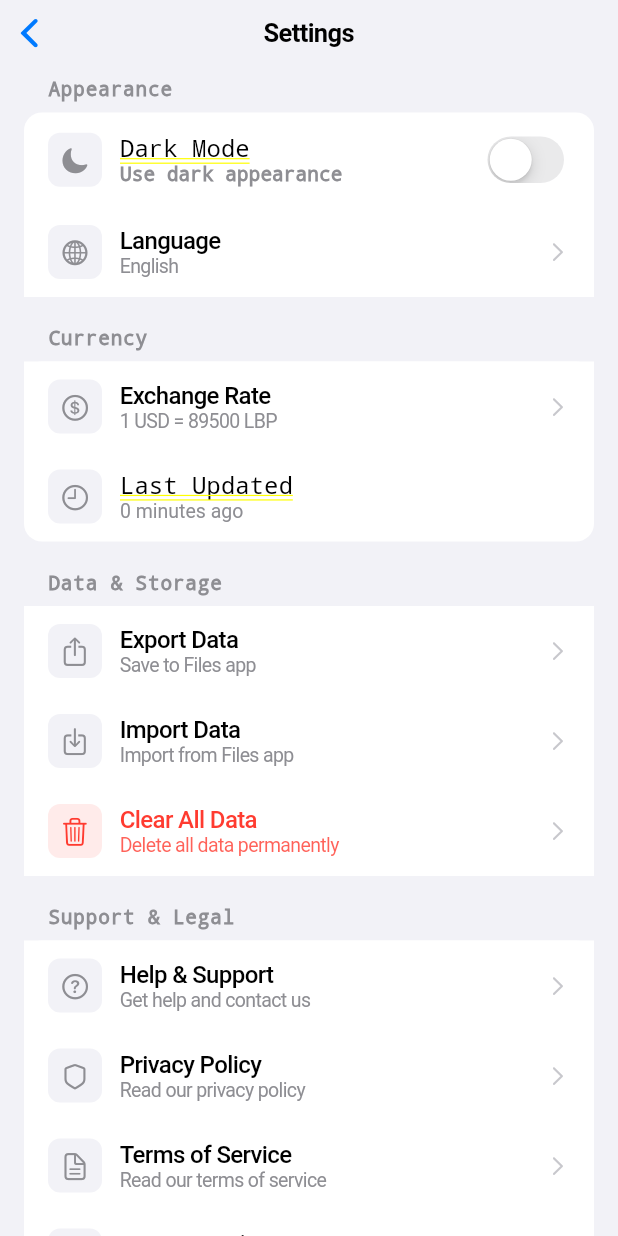
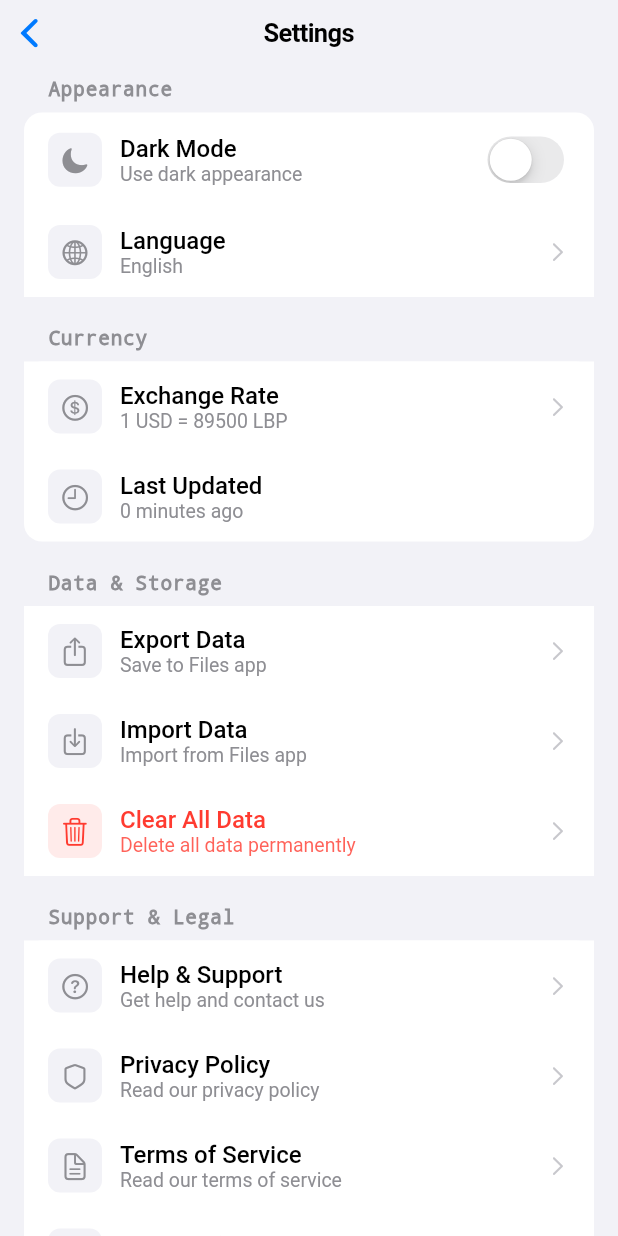
Before and after one commit to johnychnouda/Bechaalany-Debt, a Flutter app: the SettingsScreen screen opened directly, on a phone screen of 412 x 824 dp. Run offline on Flutter 3.47's test engine with Material 3 defaults, Android fonts, the light colour scheme and no system bars; our stand-ins replace connectivity_plus, flutter_local_notifications, flutter_svg, hive, hive_flutter, pdf and 2 more; accounts and stored records are empty; generated files the repository leaves out were written again.

Commit message:
fix: replace all Text widgets with RichText to eliminate yellow underlines - Convert all title and subtitle text to RichText with explicit styling - Add comprehensive decoration properties to prevent any unwanted underlines - Use TextSpan with explicit decoration settings for complete control - This should completely eliminate yellow underlines from all text elements

```diff
--- a/lib/screens/settings_screen.dart
+++ b/lib/screens/settings_screen.dart
@@ -237,23 +237,30 @@ class _SettingsScreenState extends State<SettingsScreen> {
             child: Column(
               crossAxisAlignment: CrossAxisAlignment.start,
               children: [
-                Text(
-                  title,
+                RichText(
+                  text: TextSpan(
+                    text: title,
                     style: const TextStyle(
                       fontSize: 16,
                       fontWeight: FontWeight.w500,
                       color: CupertinoColors.black,
+                      decoration: TextDecoration.none,
+                      decorationColor: Colors.transparent,
+                      decorationThickness: 0,
+                    ),
                   ),
                 ),
                 if (subtitle.isNotEmpty)
-                  Text(
-                    subtitle,
+                  RichText(
+                    text: TextSpan(
+                      text: subtitle,
                       style: TextStyle(
                         fontSize: 13,
                         color: CupertinoColors.systemGrey,
                         decoration: TextDecoration.none,
                         decorationColor: Colors.transparent,
                         decorationThickness: 0,
+                      ),
                     ),
                   ),
               ],
@@ -296,23 +303,30 @@ class _SettingsScreenState extends State<SettingsScreen> {
               child: Column(
                 crossAxisAlignment: CrossAxisAlignment.start,
                 children: [
-                  Text(
-                    title,
+                  RichText(
+                    text: TextSpan(
+                      text: title,
                       style: const TextStyle(
                         fontSize: 16,
                         fontWeight: FontWeight.w500,
                         color: CupertinoColors.black,
+                        decoration: TextDecoration.none,
+                        decorationColor: Colors.transparent,
+                        decorationThickness: 0,
+                      ),
                     ),
                   ),
                   if (subtitle.isNotEmpty)
-                    Text(
-                      subtitle,
+                    RichText(
+                      text: TextSpan(
+                        text: subtitle,
                         style: TextStyle(
                           fontSize: 13,
                           color: CupertinoColors.systemGrey,
                           decoration: TextDecoration.none,
                           decorationColor: Colors.transparent,
                           decorationThickness: 0,
+                        ),
                       ),
                     ),
                 ],
@@ -356,23 +370,30 @@ class _SettingsScreenState extends State<SettingsScreen> {
               child: Column(
                 crossAxisAlignment: CrossAxisAlignment.start,
                 children: [
-                  Text(
-                    title,
+                  RichText(
+                    text: TextSpan(
+                      text: title,
                       style: TextStyle(
                         fontSize: 16,
                         fontWeight: FontWeight.w500,
                         color: isDestructive ? CupertinoColors.destructiveRed : CupertinoColors.black,
+                        decoration: TextDecoration.none,
+                        decorationColor: Colors.transparent,
+                        decorationThickness: 0,
+                      ),
                     ),
                   ),
                   if (subtitle.isNotEmpty)
-                    Text(
-                      subtitle,
+                    RichText(
+                      text: TextSpan(
+                        text: subtitle,
                         style: TextStyle(
                           fontSize: 13,
                           color: isDestructive ? CupertinoColors.destructiveRed.withOpacity(0.8) : CupertinoColors.systemGrey,
                           decoration: TextDecoration.none,
                           decorationColor: Colors.transparent,
                           decorationThickness: 0,
+                        ),
                       ),
                     ),
                 ],
@@ -411,16 +432,23 @@ class _SettingsScreenState extends State<SettingsScreen> {
             child: Column(
               crossAxisAlignment: CrossAxisAlignment.start,
               children: [
-                Text(
-                  title,
+                RichText(
+                  text: TextSpan(
+                    text: title,
                     style: const TextStyle(
                       fontSize: 16,
                       fontWeight: FontWeight.w500,
                       color: CupertinoColors.black,
+                      decoration: TextDecoration.none,
+                      decorationColor: Colors.transparent,
+                      decorationThickness: 0,
+                    ),
                   ),
                 ),
                 if (subtitle.isNotEmpty)
-                  DefaultTextStyle(
+                  RichText(
+                    text: TextSpan(
+                      text: subtitle,
                       style: TextStyle(
                         fontSize: 13,
                         color: CupertinoColors.systemGrey,
@@ -428,7 +456,7 @@ class _SettingsScreenState extends State<SettingsScreen> {
                         decorationColor: Colors.transparent,
                         decorationThickness: 0,
                       ),
-                    child: Text(subtitle),
+                    ),
                   ),
               ],
             ),
```
Lines whose indentation alone changed are shown as unchanged.
